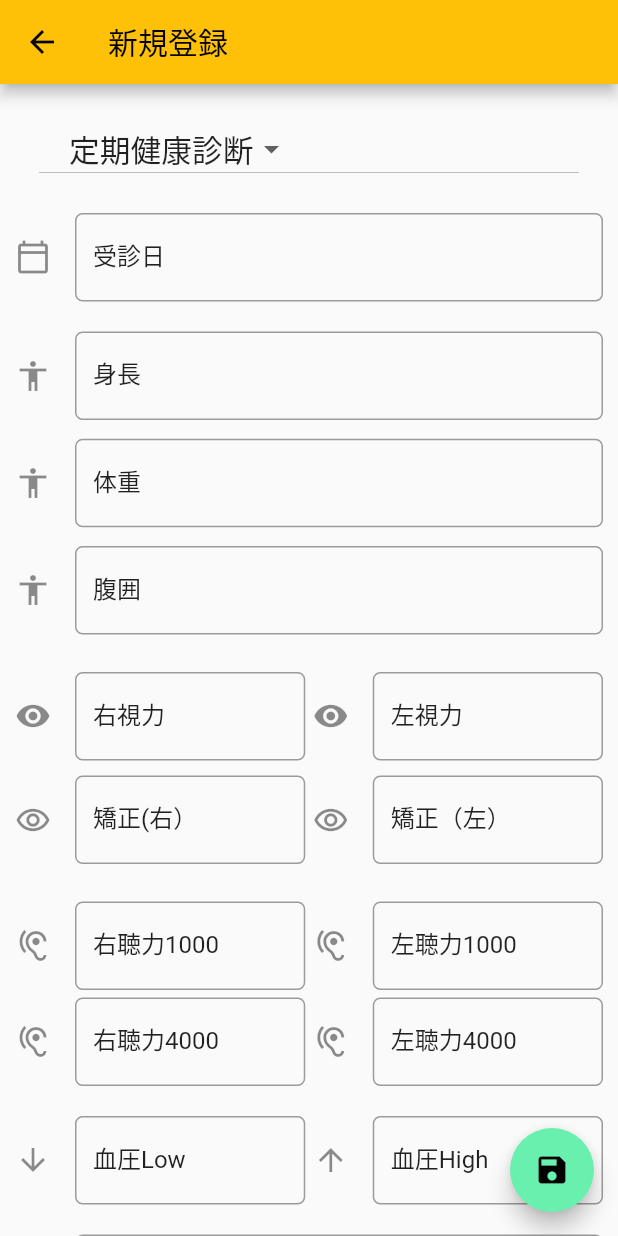
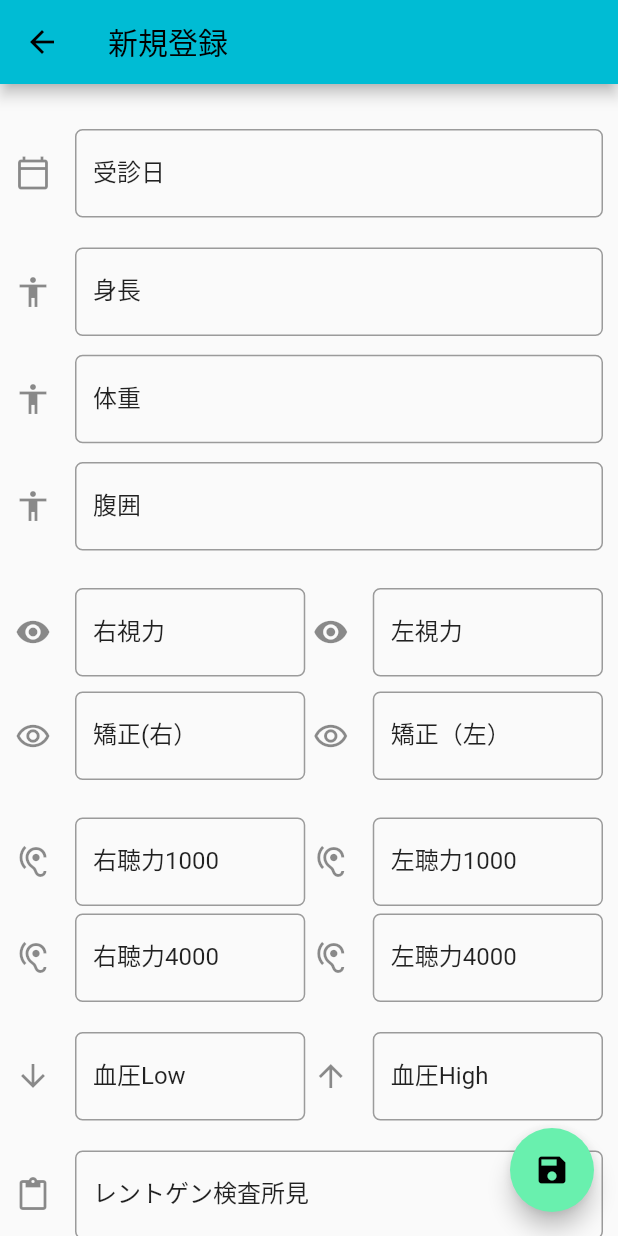
Before and after one commit to Uchipon2020/health_care_mania_free, a Flutter app: the screen it shows after launch, after a tap on the "add" icon, on a phone screen of 412 x 824 dp. Run offline on Flutter 3.47's test engine with Material 2 defaults, Android fonts, the light colour scheme and no system bars; our stand-ins replace sqflite; accounts and stored records are empty.

Commit message:
ダウングレード完成

```diff
--- a/lib/main.dart
+++ b/lib/main.dart
@@ -18,7 +18,7 @@ class MyApp extends StatelessWidget {
         title: 'Health Care Mania',
         debugShowCheckedModeBanner: false,
         theme: ThemeData(
-            primarySwatch: Colors.amber
+            primarySwatch: Colors.cyan
         ),
         home: const ModelListScreen(),
         localizationsDelegates:const [
--- a/lib/screens/model_detail_screen.dart
+++ b/lib/screens/model_detail_screen.dart
@@ -138,7 +138,7 @@ class _ModelDetailScreenState extends State<ModelDetailScreen> {
         padding: const EdgeInsets.only(top: 15.0, left: 10.0, right: 10.0),
         child: ListView(
           children: <Widget>[
-            ListTile(
+           /* ListTile(
               title: DropdownButton(
                 items: _priorities.map((String dropDownStringItem) {
                   return DropdownMenuItem<String>(
@@ -162,7 +162,7 @@ class _ModelDetailScreenState extends State<ModelDetailScreen> {
                   });
                 },
               ),
-            ),
+            ),*/
             // 24 Element　受診日
             Padding(
               padding: const EdgeInsets.only(top: 15.0, bottom: 10.0),
--- a/lib/screens/model_list_screen.dart
+++ b/lib/screens/model_list_screen.dart
@@ -53,10 +53,10 @@ class ModelListScreenState extends State<ModelListScreen> {
           color: Colors.white,
           elevation: 5.0,
           child: ListTile(
-            leading: CircleAvatar(
+            /*leading: CircleAvatar(
               backgroundColor: getPriorityColor(modelList![position].priority),
               child: getPriorityIcon(modelList![position].priority),
-            ),
+            ),*/
             title: Text('受診日 : ${modelList![position].on_the_day_24}'),
             subtitle: Text('更新日${modelList![position].date}'),
             trailing: GestureDetector(
--- a/lib/screens/model_view_screen.dart
+++ b/lib/screens/model_view_screen.dart
@@ -138,7 +138,7 @@ class _ModelViewScreenState extends State<ModelViewScreen> {
         padding: const EdgeInsets.only(top: 15.0, left: 10.0, right: 10.0),
         child: ListView(
           children: <Widget>[
-            ListTile(
+            /*ListTile(
               title: DropdownButton(
                 items: _priorities.map((String dropDownStringItem) {
                   return DropdownMenuItem<String>(
@@ -162,7 +162,7 @@ class _ModelViewScreenState extends State<ModelViewScreen> {
                   });
                 },
               ),
-            ),
+            ),*/
             // 24 Element　受診日
             Padding(
               padding: const EdgeInsets.only(top: 15.0, bottom: 10.0),
```
